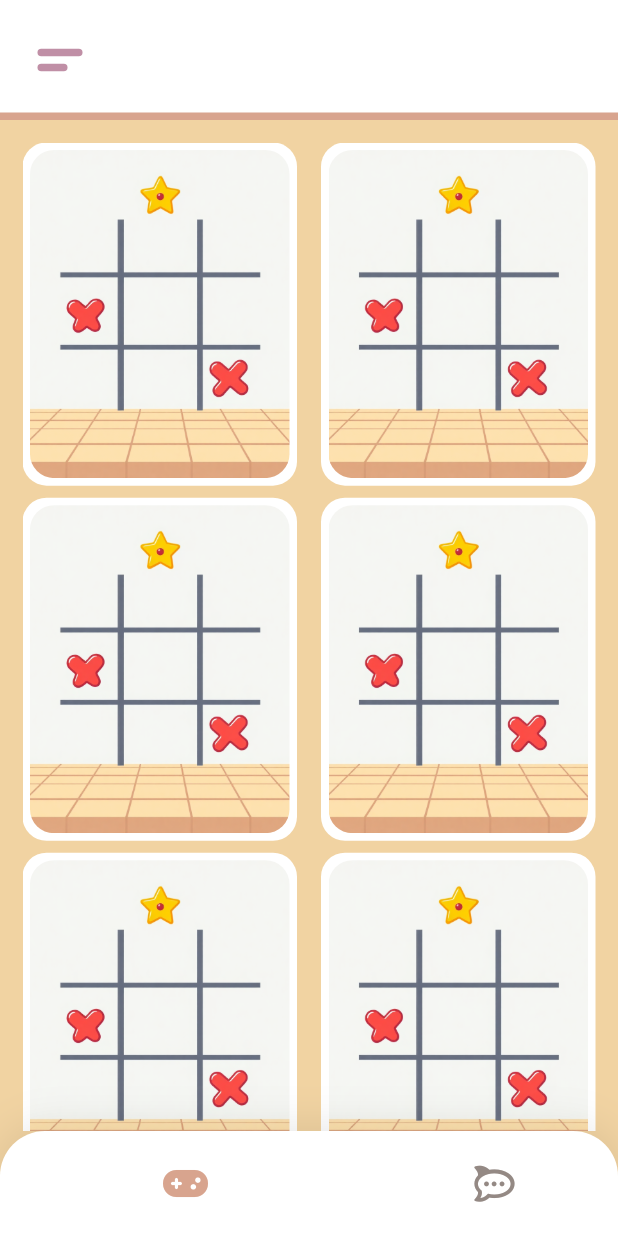
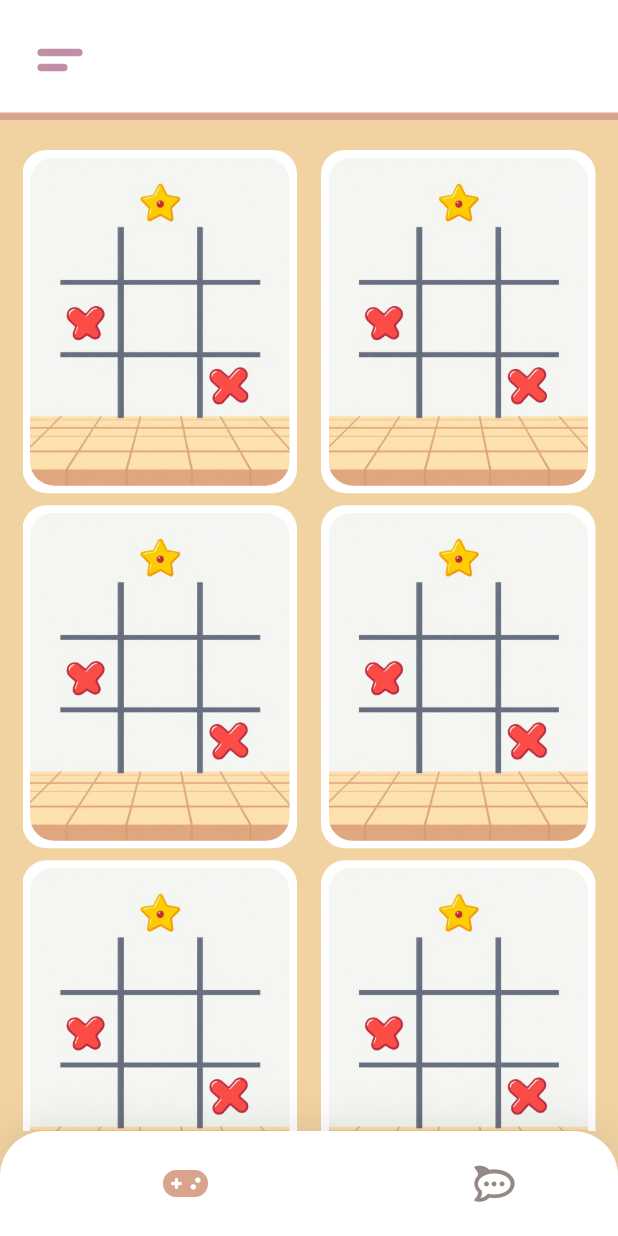
Before and after one commit to essamalrawi/fun_time, a Flutter app: the HomeView screen opened by its route, on a phone screen of 412 x 824 dp. Run offline on Flutter 3.47's test engine with Material 3 defaults, Android fonts, the phone set to English and light mode, and no system bars; our stand-ins replace firebase_core, font_awesome_flutter; accounts and stored records are empty.

Commit message:
remove padding and add SIzedBox to home view body sliver

```diff
--- a/lib/features/home/presentation/views/widgets/home_view_body.dart
+++ b/lib/features/home/presentation/views/widgets/home_view_body.dart
@@ -7,9 +7,21 @@ class HomeViewBody extends StatelessWidget {
   @override
   Widget build(BuildContext context) {
     return Padding(
-      padding: const EdgeInsets.only(left: 15, right: 15, top: 15, ),
+      padding: const EdgeInsets.only(left: 15, right: 15),
       child: CustomScrollView(
-        slivers: [GamesGridView()],
+        slivers: [
+          SliverToBoxAdapter(
+            child: SizedBox(
+              height: 20,
+            ),
+          ),
+          GamesGridView(),
+          SliverToBoxAdapter(
+            child: SizedBox(
+              height: 20,
+            ),
+          )
+        ],
       ),
     );
   }
```
